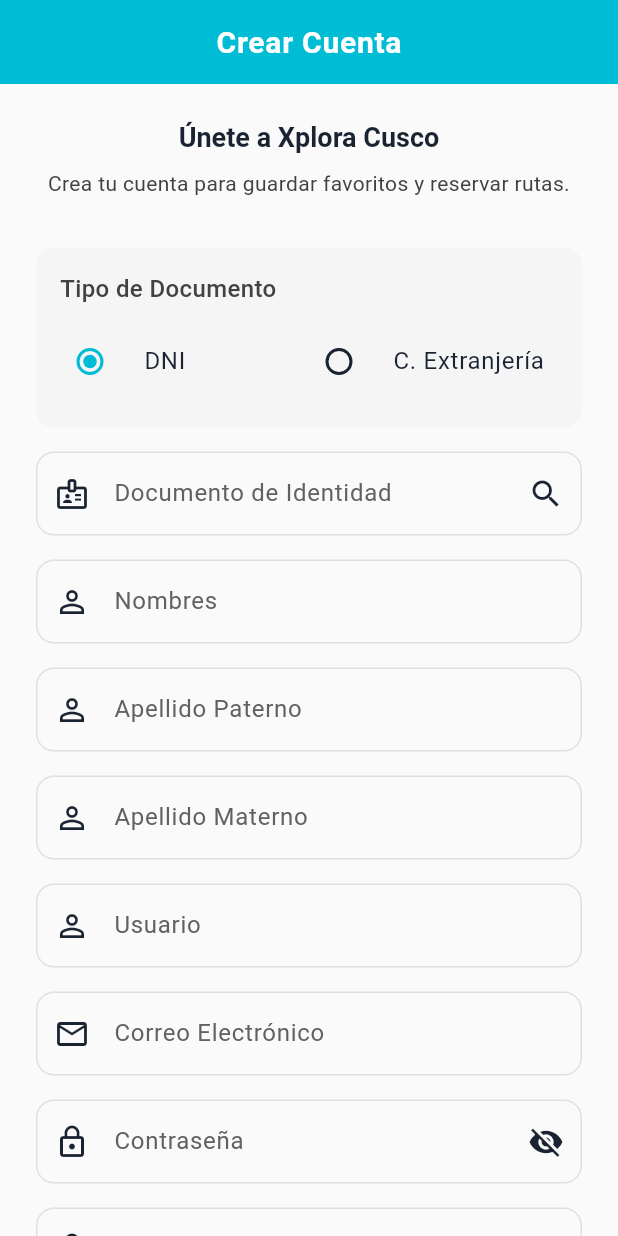
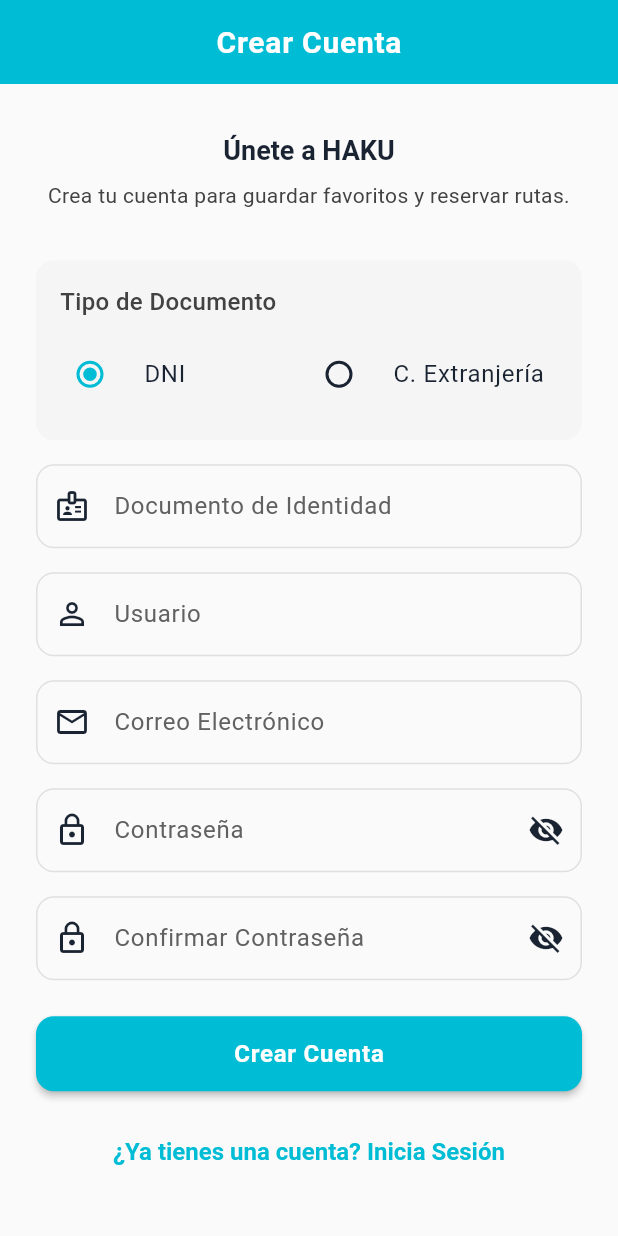
Before and after one commit to Darkness15961/HAKU, a Flutter app: the RegistroPagina screen opened by its route, on a phone screen of 412 x 824 dp. Run offline on Flutter 3.47's test engine with Material 3 defaults, Android fonts, the phone set to English and light mode, and no system bars; our stand-ins replace dio, flutter_cache_manager, flutter_image_compress, flutter_staggered_animations, geolocator, get_it and 6 more; accounts and stored records are empty.

Commit message:
Fix: Cambiar nombre de app de 'Xplora Cusco' a 'HAKU' en registro

```diff
--- a/lib/caracteristicas/autenticacion/presentacion/paginas/registro_pagina.dart
+++ b/lib/caracteristicas/autenticacion/presentacion/paginas/registro_pagina.dart
@@ -64,17 +64,9 @@ class _RegistroPaginaState extends State<RegistroPagina> {
     super.dispose();
   }
 
-  // --- Validar con RENIEC ---
+  // --- Validar con RENIEC (auto-llamado) ---
   Future<void> _validarConReniec() async {
-    if (_documentoCtrl.text.length != 8) {
-      ScaffoldMessenger.of(context).showSnackBar(
-        const SnackBar(
-          content: Text('El DNI debe tener 8 dígitos'),
-          backgroundColor: Colors.red,
-        ),
-      );
-      return;
-    }
+    if (_documentoCtrl.text.length != 8) return;
 
     setState(() => _validandoReniec = true);
 
@@ -87,12 +79,19 @@ class _RegistroPaginaState extends State<RegistroPagina> {
         _nombresReniec = datos['nombre'];
         _apellidoPaternoReniec = datos['apellidoPaterno'];
         _apellidoMaternoReniec = datos['apellidoMaterno'];
-        _datosVerificados = false; // Resetear verificación
+        _datosVerificados = true;
+        // Auto-llenar campos internos
+        _nombresCtrl.text = _nombresReniec ?? '';
+        _apellidoPaternoCtrl.text = _apellidoPaternoReniec ?? '';
+        _apellidoMaternoCtrl.text = _apellidoMaternoReniec ?? '';
       });
-
-      // Mostrar diálogo de confirmación
-      _mostrarDialogoConfirmacion();
     } else {
+      setState(() {
+        _nombresReniec = null;
+        _apellidoPaternoReniec = null;
+        _apellidoMaternoReniec = null;
+        _datosVerificados = false;
+      });
       if (mounted) {
         ScaffoldMessenger.of(context).showSnackBar(
           const SnackBar(
@@ -239,7 +238,7 @@ class _RegistroPaginaState extends State<RegistroPagina> {
               children: [
                 // --- Título ---
                 Text(
-                  'Únete a Xplora Cusco',
+                  'Únete a HAKU',
                   style: Theme.of(context).textTheme.headlineSmall,
                   textAlign: TextAlign.center,
                 ),
@@ -316,27 +315,38 @@ class _RegistroPaginaState extends State<RegistroPagina> {
                 TextFormField(
                   controller: _documentoCtrl,
                   keyboardType: TextInputType.number,
+                  onChanged: (value) {
+                    // Limpiar datos si cambia el DNI
+                    if (_tipoDocumento == 'DNI' && _datosVerificados) {
+                      setState(() {
+                        _datosVerificados = false;
+                        _nombresReniec = null;
+                        _apellidoPaternoReniec = null;
+                        _apellidoMaternoReniec = null;
+                      });
+                    }
+                  },
+                  onEditingComplete: () {
+                    // Auto-validar al salir del campo
+                    if (_tipoDocumento == 'DNI' &&
+                        _documentoCtrl.text.length == 8) {
+                      _validarConReniec();
+                    }
+                  },
                   decoration: InputDecoration(
                     labelText: 'Documento de Identidad',
                     prefixIcon: const Icon(Icons.badge_outlined),
                     border: OutlineInputBorder(
                       borderRadius: BorderRadius.circular(12),
                     ),
-                    suffixIcon: _tipoDocumento == 'DNI'
-                        ? IconButton(
-                            icon: _validandoReniec
+                    suffixIcon: _validandoReniec
                         ? const SizedBox(
                             width: 20,
                             height: 20,
-                                    child: CircularProgressIndicator(
-                                      strokeWidth: 2,
+                            child: Padding(
+                              padding: EdgeInsets.all(12.0),
+                              child: CircularProgressIndicator(strokeWidth: 2),
                             ),
-                                  )
-                                : const Icon(Icons.search),
-                            onPressed: _validandoReniec
-                                ? null
-                                : _validarConReniec,
-                            tooltip: 'Validar con RENIEC',
                           )
                         : null,
                   ),
@@ -350,25 +360,45 @@ class _RegistroPaginaState extends State<RegistroPagina> {
                     return null;
                   },
                 ),
+
+                // Mostrar nombre completo debajo del DNI
+                if (_tipoDocumento == 'DNI' &&
+                    _datosVerificados &&
+                    _nombresReniec != null) ...[
+                  const SizedBox(height: 4),
+                  Row(
+                    children: [
+                      Icon(
+                        Icons.check_circle,
+                        size: 16,
+                        color: Colors.green[700],
+                      ),
+                      const SizedBox(width: 4),
+                      Expanded(
+                        child: Text(
+                          '$_nombresReniec $_apellidoPaternoReniec $_apellidoMaternoReniec',
+                          style: TextStyle(
+                            fontSize: 12,
+                            color: Colors.green[700],
+                            fontWeight: FontWeight.w500,
+                          ),
+                        ),
+                      ),
+                    ],
+                  ),
+                ],
                 const SizedBox(height: 16),
 
-                // --- Campos de Nombres y Apellidos (SIEMPRE VISIBLES) ---
+                // --- Campos manuales SOLO para Carnet de Extranjería ---
+                if (_tipoDocumento == 'CE') ...[
                   TextFormField(
                     controller: _nombresCtrl,
-                  readOnly: _tipoDocumento == 'DNI' && _datosVerificados,
                     decoration: InputDecoration(
                       labelText: 'Nombres',
                       prefixIcon: const Icon(Icons.person_outline),
                       border: OutlineInputBorder(
                         borderRadius: BorderRadius.circular(12),
                       ),
-                    filled: _tipoDocumento == 'DNI' && _datosVerificados,
-                    fillColor: _tipoDocumento == 'DNI' && _datosVerificados
-                        ? Colors.green[50]
-                        : null,
-                    suffixIcon: _tipoDocumento == 'DNI' && _datosVerificados
-                        ? Icon(Icons.check_circle, color: Colors.green[700])
-                        : null,
                     ),
                     validator: (value) {
                       if (value == null || value.isEmpty) {
@@ -380,20 +410,12 @@ class _RegistroPaginaState extends State<RegistroPagina> {
                   const SizedBox(height: 16),
                   TextFormField(
                     controller: _apellidoPaternoCtrl,
-                  readOnly: _tipoDocumento == 'DNI' && _datosVerificados,
                     decoration: InputDecoration(
                       labelText: 'Apellido Paterno',
                       prefixIcon: const Icon(Icons.person_outline),
                       border: OutlineInputBorder(
                         borderRadius: BorderRadius.circular(12),
                       ),
-                    filled: _tipoDocumento == 'DNI' && _datosVerificados,
-                    fillColor: _tipoDocumento == 'DNI' && _datosVerificados
-                        ? Colors.green[50]
-                        : null,
-                    suffixIcon: _tipoDocumento == 'DNI' && _datosVerificados
-                        ? Icon(Icons.check_circle, color: Colors.green[700])
-                        : null,
                     ),
                     validator: (value) {
                       if (value == null || value.isEmpty) {
@@ -405,20 +427,12 @@ class _RegistroPaginaState extends State<RegistroPagina> {
                   const SizedBox(height: 16),
                   TextFormField(
                     controller: _apellidoMaternoCtrl,
-                  readOnly: _tipoDocumento == 'DNI' && _datosVerificados,
                     decoration: InputDecoration(
                       labelText: 'Apellido Materno',
                       prefixIcon: const Icon(Icons.person_outline),
                       border: OutlineInputBorder(
                         borderRadius: BorderRadius.circular(12),
                       ),
-                    filled: _tipoDocumento == 'DNI' && _datosVerificados,
-                    fillColor: _tipoDocumento == 'DNI' && _datosVerificados
-                        ? Colors.green[50]
-                        : null,
-                    suffixIcon: _tipoDocumento == 'DNI' && _datosVerificados
-                        ? Icon(Icons.check_circle, color: Colors.green[700])
-                        : null,
                     ),
                     validator: (value) {
                       if (value == null || value.isEmpty) {
@@ -428,6 +442,7 @@ class _RegistroPaginaState extends State<RegistroPagina> {
                     },
                   ),
                   const SizedBox(height: 16),
+                ],
 
                 // --- Campo de Usuario (antes Seudonimo) ---
                 TextFormField(
```
Lines whose indentation alone changed are shown as unchanged.
